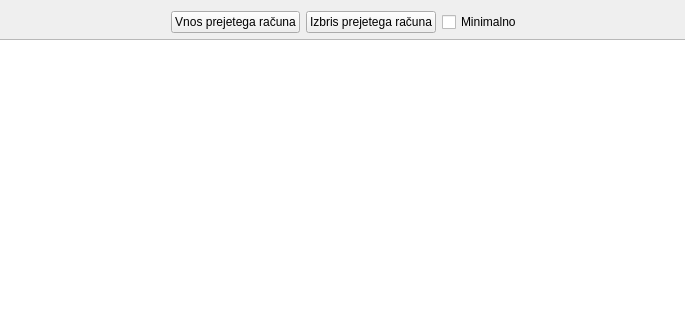
bubi-luka/BubiRacun, file wid_prejetiracuni.ui: the form before one commit; both pictures show x 107 to 792 and y 0 to 320 of the 906 by 709 pixel window.
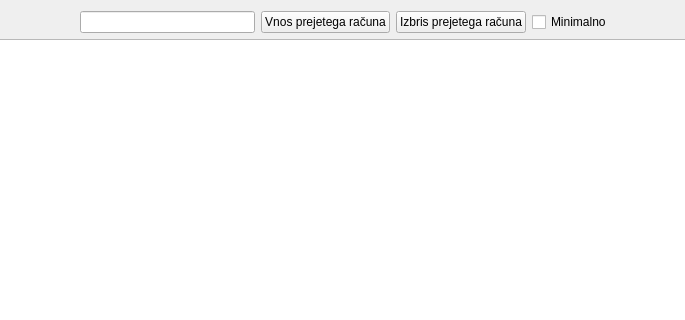
The form after the commit.

The edit to the form file:
```diff
--- a/wid_prejetiracuni.ui
+++ b/wid_prejetiracuni.ui
@@ -32,6 +32,9 @@
        </property>
       </spacer>
      </item>
+     <item>
+      <widget class="QLineEdit" name="txt_stprojekta"/>
+     </item>
      <item>
       <widget class="QPushButton" name="btn_nov">
        <property name="text">
```
